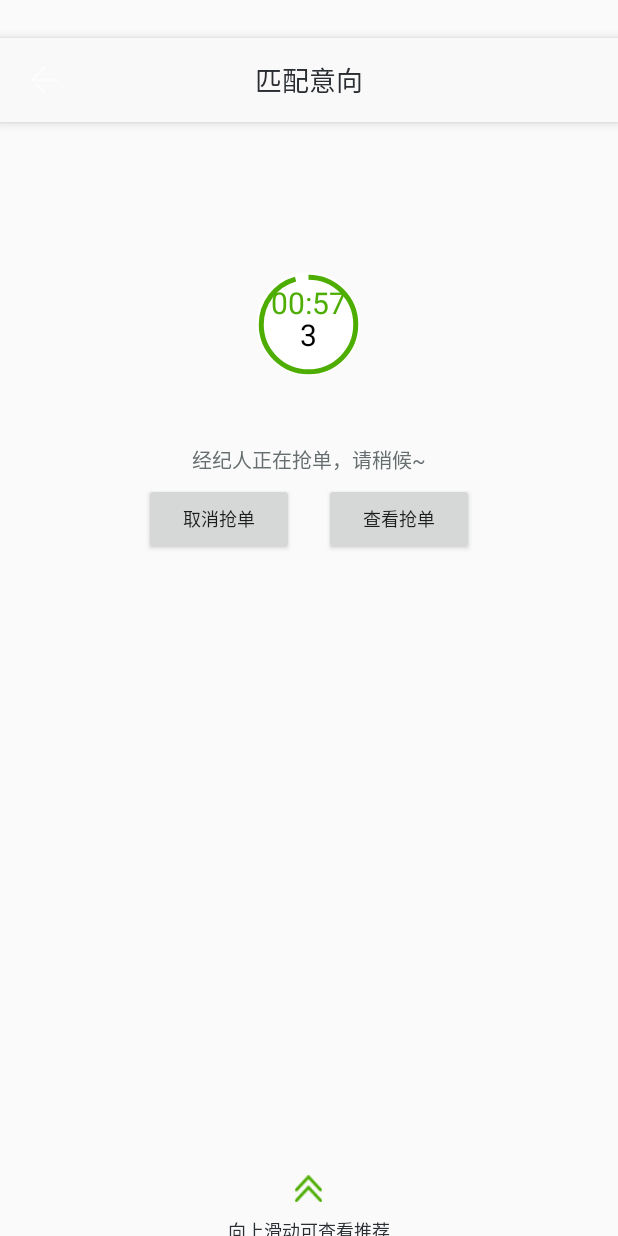
After one commit to fushuangdage/ZG, an Android app: the WaitCrabActivity screen opened directly, with no data from a screen before it, on a phone screen of 412 x 824 dp. The commit adds this screen. Run offline under Robolectric (Android 15) with nearby library versions, the phone set to English and light mode, and no system bars; our stand-ins replace ButterKnife, EventBus; pictures from the network do not load.

Commit message:
2017.9.29

```diff
--- a/app/src/main/java/com/example/admin/zgapplication/base/BaseActivity.java
+++ b/app/src/main/java/com/example/admin/zgapplication/base/BaseActivity.java
@@ -64,7 +64,6 @@ public abstract class BaseActivity extends AppCompatActivity {
         setContentView(mRootView);
         //绑定ButterKnife
         mBind = ButterKnife.bind(this);
-
         //添加Activity到管理堆栈
         AppManager.getInstance().addActivity(this);
         //设置UI
--- a/app/src/main/java/com/example/admin/zgapplication/ui/activity/HomeActivity.java
+++ b/app/src/main/java/com/example/admin/zgapplication/ui/activity/HomeActivity.java
@@ -21,7 +21,7 @@ import java.util.List;
 import butterknife.BindView;
 
 
-public class HomeActivity extends MVPBaseActivity<HomePresenter> {
+public class HomeActivity extends MVPBaseActivity<HomePresenter> implements View.OnClickListener {
 
 
     private static final String TAG = "66666666666";
@@ -31,6 +31,9 @@ public class HomeActivity extends MVPBaseActivity<HomePresenter> {
     RecyclerView mRecyclerView;
     @BindView(R.id.ll_float)
     LinearLayout ll_float;
+    @BindView(R.id.home_progress)
+    View home_progress;
+
 
     @Override
     public HomePresenter createPresenter() {
@@ -45,6 +48,8 @@ public class HomeActivity extends MVPBaseActivity<HomePresenter> {
 
     @Override
     public void initEvent() {
+        home_progress.setOnClickListener(this);
+
         mBottomSheet.setOnTouchListener(new View.OnTouchListener() {
             @Override
             public boolean onTouch(View v, MotionEvent event) {
@@ -83,4 +88,12 @@ public class HomeActivity extends MVPBaseActivity<HomePresenter> {
 
     }
 
+    @Override
+    public void onClick(View v) {
+        switch (v.getId()) {
+            case R.id.home_progress:
+                startActivity(WaitCrabActivity.class);
+                break;
+        }
+    }
 }
--- /dev/null
+++ b/app/src/main/java/com/example/admin/zgapplication/ui/activity/WaitCrabActivity.java
@@ -0,0 +1,22 @@
+package com.example.admin.zgapplication.ui.activity;
+
+import com.example.admin.zgapplication.R;
+import com.example.admin.zgapplication.base.BaseActivity;
+
+public class WaitCrabActivity extends BaseActivity {
+
+    @Override
+    public int setLayout() {
+        return R.layout.activity_wait_crab;
+    }
+
+    @Override
+    public void initEvent() {
+
+    }
+
+    @Override
+    public void initData() {
+
+    }
+}
--- /dev/null
+++ b/app/src/main/java/com/example/admin/zgapplication/ui/view/CustomProgressView.java
@@ -0,0 +1,135 @@
+package com.example.admin.zgapplication.ui.view;
+
+import android.animation.ValueAnimator;
+import android.content.Context;
+import android.graphics.Canvas;
+import android.graphics.Color;
+import android.graphics.Paint;
+import android.graphics.RectF;
+import android.support.annotation.Nullable;
+import android.text.TextPaint;
+import android.util.AttributeSet;
+import android.view.View;
+import android.view.animation.LinearInterpolator;
+
+import java.text.SimpleDateFormat;
+import java.util.Date;
+
+
+/**
+ * Created by fushuang on 2017/9/28.
+ */
+
+public class CustomProgressView extends View{
+
+    private int measuredWidth;
+    private int measuredHeight;
+    private TextPaint mTextPaint;
+    private Paint mCirclePaint;
+    private float progress=0.5f;
+    private int radius;
+    private String time="00:30";  //记录抢单剩余时间
+    private Paint bgPaint;
+    private String count="3";   //记录抢单经纪人数
+    private RectF rectF;
+    private SimpleDateFormat simpleDateFormat;
+    private Date date;
+
+
+    public float getProgress() {
+        return progress;
+    }
+
+    public void setProgress(float progress) {
+        this.progress = progress;
+    }
+
+    public CustomProgressView(Context context) {
+        super(context);
+    }
+
+    public CustomProgressView(Context context, @Nullable AttributeSet attrs) {
+        super(context, attrs);
+        init();
+    }
+
+    private void init() {
+        mTextPaint = new TextPaint();
+        mTextPaint.setTextAlign(Paint.Align.CENTER);
+        mTextPaint.setAntiAlias(true);
+        mCirclePaint = new Paint();
+        mCirclePaint.setStyle(Paint.Style.STROKE);
+        mCirclePaint.setAntiAlias(true);
+        mCirclePaint.setColor(Color.parseColor("#4dad01"));
+        mCirclePaint.setStrokeWidth(5);
+        bgPaint = new Paint();
+        bgPaint.setColor(Color.WHITE);
+        bgPaint.setAntiAlias(true);
+        bgPaint.setStyle(Paint.Style.FILL);
+        simpleDateFormat = new SimpleDateFormat("mm:ss");
+        start();
+    }
+
+    @Override
+    protected void onMeasure(int widthMeasureSpec, int heightMeasureSpec) {
+        super.onMeasure(widthMeasureSpec, heightMeasureSpec);
+        measuredWidth = getMeasuredWidth();
+        measuredHeight = getMeasuredHeight();
+        radius= (int) (measuredWidth*0.4);
+        mTextPaint.setTextSize(30);
+        rectF = new RectF(((float) (measuredWidth * 0.05)),
+                ((float) (measuredHeight * 0.05)),
+                ((float) (measuredWidth * 0.95)),
+                ((float) (measuredHeight * 0.95)));
+    }
+
+
+    @Override
+    protected void onDraw(Canvas canvas) {
+        super.onDraw(canvas);
+        mTextPaint.setColor(Color.parseColor("#4dad01"));
+        canvas.drawCircle(measuredWidth/2,measuredHeight/2,measuredHeight/2,bgPaint);
+        canvas.drawText(time,0,time.length(),measuredHeight/2, (float) (measuredHeight*0.4),mTextPaint);
+        mTextPaint.setColor(Color.BLACK);
+        canvas.drawText(count,0,count.length(),measuredHeight/2, (float) (measuredHeight*0.7),mTextPaint);
+        canvas.drawArc(rectF,-90,360*progress,false,mCirclePaint);
+    }
+
+
+    public void start(){
+
+//        new Thread(new Runnable() {
+//            @Override
+//            public void run() {
+//                int t=6000;
+//                while (t>0){
+//                    date = new Date(t);
+//                    time = simpleDateFormat.format(CustomProgressView.this.date);
+//                    postInvalidate();
+//                    try {
+//                        Thread.sleep(100);
+//                        t=t-100;
+//                    } catch (InterruptedException e) {
+//                        e.printStackTrace();
+//                    }
+//                }
+//            }
+//        }).start();
+
+        ValueAnimator valueAnimator = ValueAnimator.ofFloat(60, 0);
+        valueAnimator.addUpdateListener(new ValueAnimator.AnimatorUpdateListener() {
+            @Override
+            public void onAnimationUpdate(ValueAnimator animation) {
+                float value = (float) animation.getAnimatedValue();
+                time="00:"+ ((int) value);
+                progress=  (value / 60f);
+                postInvalidate();
+            }
+        });
+        valueAnimator.setInterpolator(new LinearInterpolator());
+        valueAnimator.setDuration(60000);
+        valueAnimator.start();
+    }
+
+
+}
--- /dev/null
+++ b/app/src/main/java/com/example/admin/zgapplication/ui/view/MyScrollBehavior.java
@@ -0,0 +1,56 @@
+package com.example.admin.zgapplication.ui.view;
+
+import android.content.Context;
+import android.support.design.widget.CoordinatorLayout;
+import android.support.v4.view.ViewCompat;
+import android.util.AttributeSet;
+import android.util.Log;
+import android.view.View;
+
+import com.example.admin.zgapplication.R;
+
+/**
+ * Created by fushuang on 2017/9/29.
+ */
+
+public class MyScrollBehavior extends CoordinatorLayout.Behavior<View> {
+
+    public MyScrollBehavior(Context context, AttributeSet attrs) {
+        super(context, attrs);  //必须重写此构造方法,coordinatorLayout 通过反射获取该方法
+    }
+
+    @Override
+    public boolean onLayoutChild(CoordinatorLayout parent, View child, int layoutDirection) {
+
+        if (child.getId()== R.id.rl_bottom_sheet) {
+            child.layout(0,0,parent.getWidth(),parent.getHeight());
+            child.setTranslationY(parent.getHeight());
+            return true;
+        }
+
+        return super.onLayoutChild(parent, child, layoutDirection);
+    }
+
+
+    @Override
+    public boolean onStartNestedScroll(CoordinatorLayout coordinatorLayout, View child, View directTargetChild, View target, int nestedScrollAxes) {
+        return (nestedScrollAxes & ViewCompat.SCROLL_AXIS_VERTICAL) != 0;
+    }
+
+    @Override
+    public void onNestedPreScroll(CoordinatorLayout coordinatorLayout, View child, View target, int dx, int dy, int[] consumed) {
+        super.onNestedPreScroll(coordinatorLayout, child, target, dx, dy, consumed);
+        if(dy < 0){
+            return;
+        }
+
+        float transY =  child.getTranslationY() - dy;
+        Log.i("66666666666","transY:"+transY+"++++child.getTranslationY():"+child.getTranslationY()+"---->dy:"+dy);
+        if(transY > 0){
+            child.setTranslationY(transY);
+            consumed[1]= dy;
+        }
+    }
+
+
+}
--- a/app/src/main/res/layout/activity_home.xml
+++ b/app/src/main/res/layout/activity_home.xml
@@ -103,6 +103,13 @@
 
             </LinearLayout>
 
+            <com.example.admin.zgapplication.ui.view.CustomProgressView
+                android:id="@+id/home_progress"
+                android:layout_alignParentEnd="true"
+                android:layout_marginTop="240dp"
+                android:layout_width="64dp"
+                android:layout_height="64dp" />
+
             <ImageView
                 android:id="@+id/iv_red_packet"
                 android:layout_width="52dp"
--- /dev/null
+++ b/app/src/main/res/layout/activity_wait_crab.xml
@@ -0,0 +1,157 @@
+<?xml version="1.0" encoding="utf-8"?>
+<android.support.design.widget.CoordinatorLayout xmlns:android="http://schemas.android.com/apk/res/android"
+    xmlns:app="http://schemas.android.com/apk/res-auto"
+    android:layout_width="match_parent"
+    android:layout_height="match_parent"
+    android:orientation="vertical">
+
+
+
+    <android.support.design.widget.AppBarLayout
+        android:id="@+id/appbar"
+        android:layout_width="match_parent"
+        android:layout_height="wrap_content"
+        android:layout_marginTop="25dp">
+
+        <android.support.v7.widget.Toolbar
+            android:id="@+id/toolbar"
+            android:layout_width="match_parent"
+            android:layout_height="?attr/actionBarSize"
+            android:background="@color/toolbar"
+            android:gravity="center_vertical"
+            android:orientation="vertical"
+            app:contentInsetLeft="0dp"
+            app:contentInsetStart="0dp">
+
+            <RelativeLayout
+                android:layout_width="match_parent"
+                android:layout_height="match_parent">
+
+                <ImageView
+                    android:id="@+id/iv_left"
+                    android:layout_width="20dp"
+                    android:layout_height="20dp"
+                    android:layout_alignParentLeft="true"
+                    android:layout_centerVertical="true"
+                    android:layout_marginLeft="20dp"
+                    android:src="@drawable/returnwhite" />
+
+                <TextView
+                    android:id="@+id/tv_title"
+                    android:layout_width="wrap_content"
+                    android:layout_height="wrap_content"
+                    android:layout_centerInParent="true"
+                    android:text="匹配意向"
+                    android:textColor="@color/toolbartitle"
+                    android:textSize="18sp" />
+
+                <ImageView
+                    android:id="@+id/iv_right"
+                    android:layout_width="20dp"
+                    android:layout_height="20dp"
+                    android:layout_alignParentRight="true"
+                    android:layout_centerVertical="true"
+                    android:layout_marginRight="20dp" />
+
+            </RelativeLayout>
+
+        </android.support.v7.widget.Toolbar>
+
+    </android.support.design.widget.AppBarLayout>
+
+
+    <RelativeLayout
+        app:layout_behavior="@string/appbar_scrolling_view_behavior"
+        android:layout_width="match_parent"
+        android:layout_height="match_parent">
+
+        <com.example.admin.zgapplication.ui.view.CustomProgressView
+            android:id="@+id/progress_bar"
+            android:layout_centerHorizontal="true"
+            android:layout_marginTop="100dp"
+            android:layout_width="70dp"
+            android:layout_height="70dp" />
+
+        <TextView
+            android:id="@+id/tv_time"
+            android:layout_marginTop="15dp"
+            android:layout_below="@id/progress_bar"
+            android:layout_centerHorizontal="true"
+            android:layout_width="wrap_content"
+            android:layout_height="wrap_content" />
+
+
+        <TextView
+            android:id="@+id/tv"
+            android:layout_below="@+id/tv_time"
+            android:layout_width="wrap_content"
+            android:layout_height="wrap_content"
+            android:layout_centerHorizontal="true"
+            android:layout_marginTop="10dp"
+            android:textSize="13sp"
+            android:textColor="#666e70"
+            android:text="经纪人正在抢单，请稍候~"
+            />
+
+        <LinearLayout
+            android:layout_below="@+id/tv"
+            android:gravity="center"
+            android:layout_marginTop="5dp"
+            android:layout_width="match_parent"
+            android:layout_height="wrap_content">
+            <Button
+                android:text="取消抢单"
+                android:textSize="12sp"
+                android:layout_width="100dp"
+                android:layout_height="wrap_content" />
+
+            <Button
+                android:layout_marginLeft="20dp"
+                android:text="查看抢单"
+                android:textSize="12sp"
+                android:layout_width="100dp"
+                android:layout_height="wrap_content" />
+        </LinearLayout>
+
+        <LinearLayout
+            android:gravity="center"
+            android:layout_marginBottom="20dp"
+            android:layout_alignParentBottom="true"
+            android:orientation="vertical"
+            android:layout_width="match_parent"
+            android:layout_height="wrap_content">
+
+            <ImageView
+                android:id="@+id/iv_up"
+                android:background="@drawable/up_arrow"
+                android:layout_centerHorizontal="true"
+                android:layout_width="18dp"
+                android:layout_height="18dp" />
+            <TextView
+                android:layout_marginTop="10dp"
+                android:layout_below="@+id/iv_up"
+                android:text="向上滑动可查看推荐"
+                android:textColor="#2a2e32"
+                android:textSize="12sp"
+                android:layout_width="wrap_content"
+                android:layout_height="wrap_content" />
+
+        </LinearLayout>
+
+
+    </RelativeLayout>
+
+
+    <android.support.v4.widget.NestedScrollView
+        android:id="@+id/rl_bottom_sheet"
+        android:layout_width="match_parent"
+        android:layout_height="match_parent"
+        android:background="#954"
+        app:layout_behavior="@string/up_panel_behavior">
+        <TextView
+            android:layout_width="match_parent"
+            android:layout_height="match_parent" />
+    </android.support.v4.widget.NestedScrollView>
+
+
+</android.support.design.widget.CoordinatorLayout>
--- /dev/null
+++ b/app/src/main/res/layout/zg_toolbar.xml
@@ -0,0 +1,46 @@
+<?xml version="1.0" encoding="utf-8"?>
+<android.support.v7.widget.Toolbar
+    xmlns:android="http://schemas.android.com/apk/res/android"
+    xmlns:app="http://schemas.android.com/apk/res-auto"
+    android:orientation="vertical"
+    android:layout_width="match_parent"
+    android:gravity="center_vertical"
+    android:background="@color/toolbar"
+    app:contentInsetLeft="0dp"
+    app:contentInsetStart="0dp"
+    android:id="@+id/toolbar"
+    android:layout_height="?attr/actionBarSize">
+
+    <RelativeLayout
+        android:layout_width="match_parent"
+        android:layout_height="match_parent"
+        >
+
+        <ImageView
+            android:id="@+id/iv_left"
+            android:layout_marginLeft="20dp"
+            android:layout_alignParentLeft="true"
+            android:layout_centerVertical="true"
+            android:src="@drawable/returnwhite"
+            android:layout_width="20dp"
+            android:layout_height="20dp" />
+
+        <TextView
+            android:id="@+id/tv_title"
+            android:layout_centerInParent="true"
+            android:textSize="18sp"
+            android:textColor="@color/toolbartitle"
+            android:layout_width="wrap_content"
+            android:layout_height="wrap_content" />
+
+        <ImageView
+            android:id="@+id/iv_right"
+            android:layout_alignParentRight="true"
+            android:layout_centerVertical="true"
+            android:layout_marginRight="20dp"
+            android:layout_width="20dp"
+            android:layout_height="20dp" />
+
+    </RelativeLayout>
+
+</android.support.v7.widget.Toolbar>
--- a/app/src/main/res/values/colors.xml
+++ b/app/src/main/res/values/colors.xml
@@ -8,6 +8,8 @@
 
     <color name="green">#53b009</color>
     <color name="toolbar">#f9f9f9</color>
+    <color name="toolbartitle">#2a2e32</color>
     <color name="lightgreen">#4dad01</color>
+    <color name="activity_bg">#f0f1f5</color>
 
 </resources>
--- a/app/src/main/res/values/strings.xml
+++ b/app/src/main/res/values/strings.xml
@@ -3,4 +3,5 @@
 
     <!-- TODO: Remove or change this placeholder text -->
     <string name="hello_blank_fragment">Hello blank fragment</string>
+    <string name="up_panel_behavior" translatable="false">com.example.admin.zgapplication.ui.view.MyScrollBehavior</string>
 </resources>
```
Also changed, not shown: app/build.gradle (+4 -4 lines), app/src/main/AndroidManifest.xml (+5 -6 lines), app/src/main/res/drawable-xhdpi/up_arrow.png (added), 3 other files.
